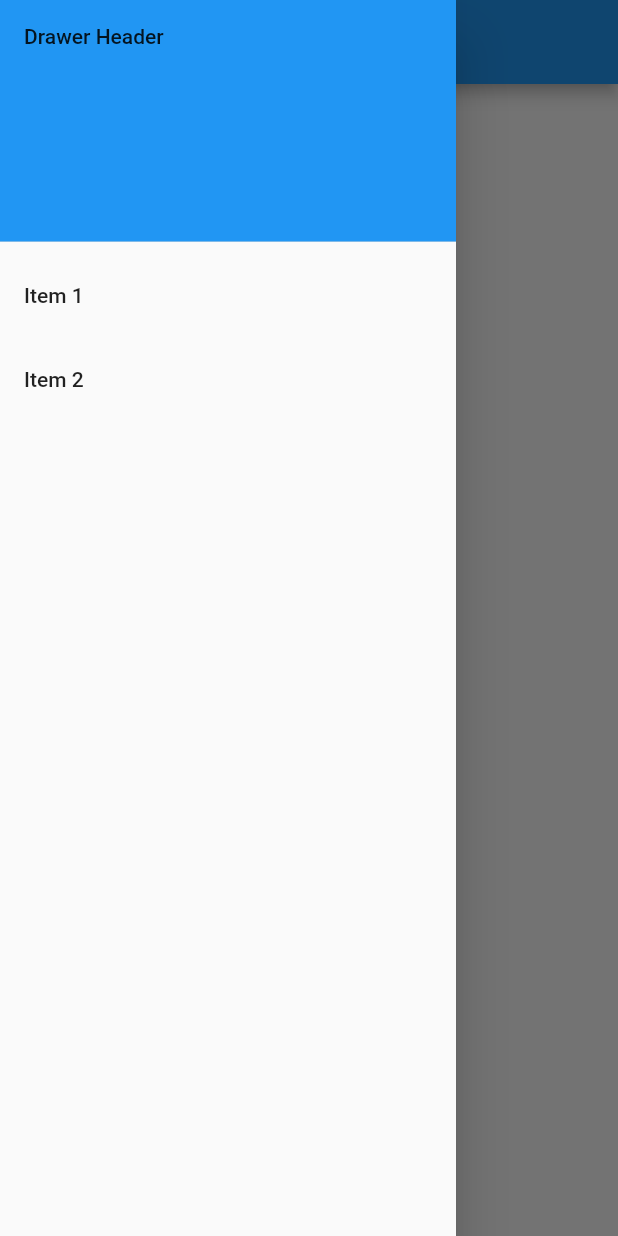
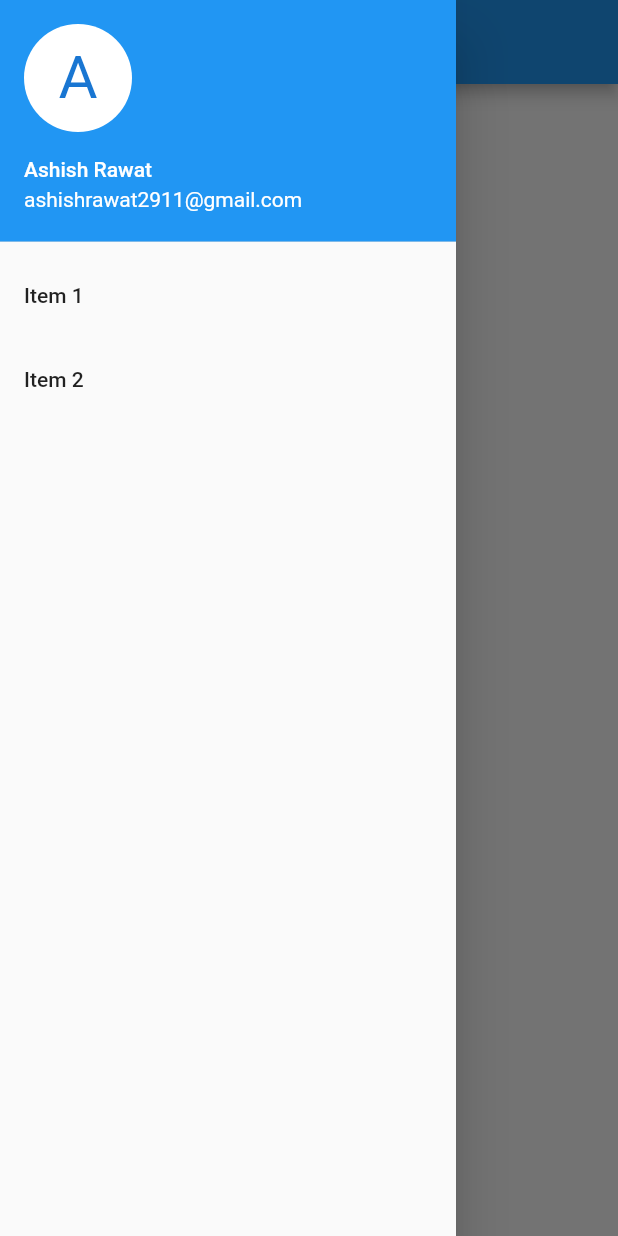
Before and after one commit to JNSantiago/car_wash_flutter, a Flutter app: the HomeScreen screen opened by its route, with the side drawer open, on a phone screen of 412 x 824 dp. Run offline on Flutter 3.47's test engine with Material 2 defaults, Android fonts, the phone set to English and light mode, and no system bars; our stand-ins replace shared_preferences; accounts and stored records are empty.

Commit message:
adicionando component de drawer account

```diff
--- a/lib/screens/home_screen.dart
+++ b/lib/screens/home_screen.dart
@@ -21,10 +21,18 @@ class _HomeScreenState extends State<HomeScreen> {
         child: ListView(
           padding: EdgeInsets.zero,
           children: <Widget>[
-            DrawerHeader(
-              child: Text('Drawer Header'),
-              decoration: BoxDecoration(
-                color: Colors.blue
+            UserAccountsDrawerHeader(
+              accountName: Text("Ashish Rawat"),
+              accountEmail: Text("ashishrawat2911@gmail.com"),
+              currentAccountPicture: CircleAvatar(
+                backgroundColor:
+                    Theme.of(context).platform == TargetPlatform.iOS
+                        ? Colors.blue
+                        : Colors.white,
+                child: Text(
+                  "A",
+                  style: TextStyle(fontSize: 40.0),
+                ),
               ),
             ),
             ListTile(
```
